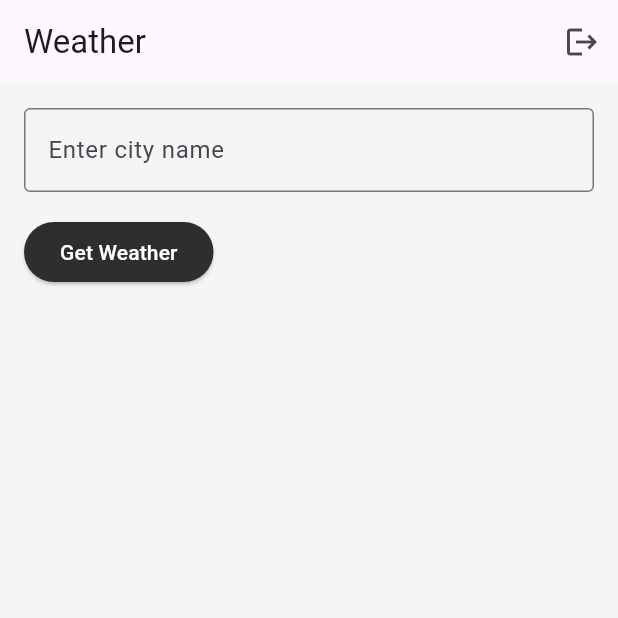
After one commit to Nidhis2608/Weather-App, a Flutter app: the screen it shows once a user with an empty profile is signed in, on a phone screen of 412 x 824 dp, the top half of it. The commit adds this screen. Run offline on Flutter 3.47's test engine with Material 3 defaults, Android fonts, the phone set to English and light mode, and no system bars; our stand-ins replace firebase_auth, firebase_core, flutter_animate, flutter_dotenv, shared_preferences; accounts and stored records are empty; network calls fail.

Commit message:
basic ui

```diff
--- /dev/null
+++ b/devtools_options.yaml
@@ -0,0 +1,3 @@
+description: This file stores settings for Dart & Flutter DevTools.
+documentation: https://docs.flutter.dev/tools/devtools/extensions#configure-extension-enablement-states
+extensions:
--- a/lib/features/auth/controllers/login_controller.dart
+++ b/lib/auth/auth_controller/login_controller.dart
@@ -2,7 +2,7 @@ import 'package:flutter/material.dart';
 import 'package:weather_app/core/services/auth_service.dart';
 import 'package:weather_app/core/utils/app_toast.dart';
 
-import '../../../core/env_config.dart';
+import '../../../../core/env_config.dart';
 
 class LoginController extends ChangeNotifier {
   final AuthService _authService = AuthService();
--- /dev/null
+++ b/lib/core/services/local_storage_service.dart
@@ -0,0 +1,15 @@
+import 'package:shared_preferences/shared_preferences.dart';
+
+class LocalStorageService {
+  static const _lastCityKey = 'last_city';
+
+  Future<void> saveLastCity(String city) async {
+    final prefs = await SharedPreferences.getInstance();
+    await prefs.setString(_lastCityKey, city);
+  }
+
+  Future<String?> getLastCity() async {
+    final prefs = await SharedPreferences.getInstance();
+    return prefs.getString(_lastCityKey);
+  }
+}
--- /dev/null
+++ b/lib/core/services/weather_service.dart
@@ -0,0 +1,35 @@
+import 'dart:convert';
+
+import 'package:flutter_dotenv/flutter_dotenv.dart';
+import 'package:http/http.dart' as http;
+
+import '../../weather/models/weather_model.dart';
+import '../env_config.dart';
+
+class WeatherService {
+  // Future<Map<String, dynamic>> getCurrentWeather(String city) async {
+  //   final url =
+  //       'https://api.openweathermap.org/data/2.5/weather?q=$city&appid=${EnvConfig.weatherApiKey}&units=metric';
+  //   final res = await http.get(Uri.parse(url));
+  //   if (res.statusCode != 200) {
+  //     throw Exception('Failed to fetch weather');
+  //   }
+  //   return json.decode(res.body);
+  // }
+
+  final String _baseUrl = 'https://api.openweathermap.org/data/2.5/weather';
+
+  Future<WeatherModel> fetchWeather(String city) async {
+    final apiKey = dotenv.env['WEATHER_API_KEY'];
+    final url = Uri.parse(
+      '$_baseUrl?q=$city&appid=${EnvConfig.weatherApiKey}&units=metric',
+    );
+    final response = await http.get(url);
+    if (response.statusCode == 200) {
+      final data = jsonDecode(response.body);
+      return WeatherModel.fromJson(data);
+    } else {
+      throw Exception('Failed to fetch weather');
+    }
+  }
+}
--- /dev/null
+++ b/lib/core/widgets/auth_gate.dart
@@ -0,0 +1,25 @@
+import 'package:firebase_auth/firebase_auth.dart';
+import 'package:flutter/material.dart';
+
+import '../../auth/auth_pages/login_page.dart';
+import '../../pages/home_page.dart';
+
+class AuthGate extends StatelessWidget {
+  const AuthGate({super.key});
+
+  @override
+  Widget build(BuildContext context) {
+    return StreamBuilder<User?>(
+      stream: FirebaseAuth.instance.authStateChanges(),
+      builder: (context, snapshot) {
+        if (snapshot.connectionState == ConnectionState.waiting) {
+          return Scaffold(body: Center(child: CircularProgressIndicator()));
+        }
+        if (snapshot.hasData) {
+          return HomePage();
+        }
+        return LoginPage();
+      },
+    );
+  }
+}
--- a/lib/main.dart
+++ b/lib/main.dart
@@ -2,19 +2,16 @@ import 'package:firebase_core/firebase_core.dart';
 import 'package:flutter/material.dart';
 import 'package:flutter_dotenv/flutter_dotenv.dart';
 
-import 'core/constants/app_texts.dart';
-import 'core/utils/app_toast.dart';
 import 'core/theme/app_theme.dart';
 import 'core/utils/app_scaffold_messenger.dart';
-import 'features/auth/pages/login_page.dart';
-import 'features/auth/pages/signup_page.dart';
+import 'core/widgets/splash_page.dart';
 import 'firebase_options.dart';
 
 Future<void> main() async {
   WidgetsFlutterBinding.ensureInitialized();
+  await dotenv.load(fileName: "assets/.env");
   await Firebase.initializeApp(options: DefaultFirebaseOptions.currentPlatform);
   runApp(const MyApp());
-  await dotenv.load(fileName: "assets/.env");
 }
 
 class MyApp extends StatelessWidget {
@@ -24,12 +21,12 @@ class MyApp extends StatelessWidget {
   Widget build(BuildContext context) {
     return MaterialApp(
       debugShowCheckedModeBanner: false,
-      title: 'Flutter Demo',
+      title: 'Weather App',
       theme: AppTheme.lightTheme,
       darkTheme: AppTheme.darkTheme,
       themeMode: ThemeMode.system,
       scaffoldMessengerKey: AppScaffoldMessenger.key,
-      home: LoginPage(),
+      home: SplashPage(),
     );
   }
 }
--- /dev/null
+++ b/lib/pages/home_page.dart
@@ -0,0 +1,185 @@
+import 'package:flutter/material.dart';
+import 'package:flutter_animate/flutter_animate.dart';
+import 'package:provider/provider.dart';
+
+import '../pages_controllers/home_controller.dart';
+
+class HomePage extends StatefulWidget {
+  const HomePage({super.key});
+
+  @override
+  State<HomePage> createState() => _HomePageState();
+}
+
+class _HomePageState extends State<HomePage> {
+  final cityController = TextEditingController();
+
+  @override
+  Widget build(BuildContext context) {
+    return ChangeNotifierProvider(
+      create: (_) {
+        final controller = HomeController();
+        controller.init();
+        return controller;
+      },
+      child: Consumer<HomeController>(
+        builder: (context, controller, _) {
+          return Scaffold(
+            appBar: AppBar(
+              title: Text('Weather'),
+              actions: [
+                IconButton(
+                  onPressed: () => controller.logout(context),
+                  icon: const Icon(Icons.logout),
+                ),
+              ],
+            ),
+            body: Padding(
+              padding: EdgeInsets.all(16),
+              child: Column(
+                crossAxisAlignment: CrossAxisAlignment.start,
+                children: [
+                  TextField(
+                    controller: cityController,
+                    decoration: InputDecoration(
+                      labelText: 'Enter city name',
+                      border: OutlineInputBorder(),
+                    ),
+                  ),
+                  SizedBox(height: 16),
+                  ElevatedButton(
+                    onPressed: controller.isLoading
+                        ? null
+                        : () {
+                            controller.fetchWeather(cityController.text.trim());
+                          },
+                    child: controller.isLoading
+                        ? SizedBox(
+                            height: 20,
+                            width: 20,
+                            child: CircularProgressIndicator(strokeWidth: 2),
+                          )
+                        : Text('Get Weather'),
+                  ),
+
+                  SizedBox(height: 24),
+
+                  if (controller.error != null)
+                    Text(
+                      controller.error!,
+                      style: TextStyle(color: Colors.red),
+                    ),
+
+                  if (controller.isLoading && controller.weather == null)
+                    Center(
+                      child: Padding(
+                        padding: EdgeInsets.all(24),
+                        child: CircularProgressIndicator(),
+                      ),
+                    ),
+
+                  if (controller.weather != null)
+                    _WeatherInfo(controller: controller),
+                ],
+              ),
+            ),
+          );
+        },
+      ),
+    );
+  }
+}
+
+class _WeatherInfo extends StatelessWidget {
+  final HomeController controller;
+
+  const _WeatherInfo({required this.controller});
+
+  @override
+  Widget build(BuildContext context) {
+    final weather = controller.weather!;
+    final theme = Theme.of(context);
+
+    return Card(
+          elevation: 2,
+          margin: EdgeInsets.only(top: 16),
+          shape: RoundedRectangleBorder(
+            borderRadius: BorderRadius.circular(12),
+          ),
+          child: Padding(
+            padding: EdgeInsets.all(16),
+            child: Column(
+              crossAxisAlignment: CrossAxisAlignment.start,
+              children: [
+                Row(
+                  mainAxisAlignment: MainAxisAlignment.spaceBetween,
+                  children: [
+                    Text(
+                      weather!.cityName,
+                      style: Theme.of(context).textTheme.headlineMedium,
+                    ),
+                    Image.network(
+                      'https://openweathermap.org/img/wn/${weather.icon}@2x.png',
+                      width: 48,
+                      height: 48,
+                    ),
+                    SizedBox(height: 8),
+                    Text(
+                      '${weather.temperature.toStringAsFixed(1)} °C',
+                      style: Theme.of(context).textTheme.headlineLarge
+                          ?.copyWith(fontWeight: FontWeight.bold),
+                    ),
+                    Text(
+                      weather.description,
+                      style: Theme.of(context).textTheme.titleMedium,
+                    ),
+
+                    Divider(height: 24),
+                    _WeatherDetail(
+                      label: 'Feels like',
+                      value: '${weather.feelsLike} °C',
+                    ),
+                    _WeatherDetail(
+                      label: 'Humidity',
+                      value: '${weather.humidity} %',
+                    ),
+                    _WeatherDetail(
+                      label: 'Pressure',
+                      value: '${weather.pressure} hPa',
+                    ),
+                    _WeatherDetail(
+                      label: 'Wind',
+                      value: '${weather.windSpeed} m/s',
+                    ),
+                  ],
+                ),
+              ],
+            ),
+          ),
+        )
+        .animate()
+        .fadeIn(duration: 400.ms)
+        .slideY(begin: 0.15, end: 0, curve: Curves.easeOutCubic);
+  }
+}
+
+class _WeatherDetail extends StatelessWidget {
+  final String label;
+  final String value;
+
+  const _WeatherDetail({super.key, required this.label, required this.value});
+
+  @override
+  Widget build(BuildContext context) {
+    return Padding(
+      padding: EdgeInsets.symmetric(vertical: 4),
+      child: Row(
+        mainAxisAlignment: MainAxisAlignment.spaceBetween,
+        children: [
+          Text(label),
+          Text(value, style: TextStyle(fontWeight: FontWeight.w600)),
+        ],
+      ),
+    );
+  }
+}
--- /dev/null
+++ b/lib/pages_controllers/home_controller.dart
@@ -0,0 +1,44 @@
+import 'package:flutter/material.dart';
+import 'package:weather_app/core/services/local_storage_service.dart';
+
+import '../../../core/services/auth_service.dart';
+import '../../../core/services/weather_service.dart';
+import '../../weather/models/weather_model.dart';
+
+class HomeController extends ChangeNotifier {
+  final AuthService _authService = AuthService();
+  final WeatherService _weatherService = WeatherService();
+  final LocalStorageService _localStorage = LocalStorageService();
+
+  WeatherModel? weather;
+  bool isLoading = false;
+  String? error;
+
+  Future<void> init() async {
+    final lastCity = await _localStorage.getLastCity();
+    if (lastCity != null && lastCity.isNotEmpty) {
+      await fetchWeather(lastCity);
+    }
+  }
+
+  Future<void> logout(BuildContext context) async {
+    await _authService.signOut();
+  }
+
+  Future<void> fetchWeather(String city) async {
+    try {
+      isLoading = true;
+      error = null;
+      notifyListeners();
+
+      weather = await _weatherService.fetchWeather(city);
+      await _localStorage.saveLastCity(city);
+      print('Saved city: $city');
+    } catch (e) {
+      error = e.toString();
+    } finally {
+      isLoading = false;
+      notifyListeners();
+    }
+  }
+}
--- /dev/null
+++ b/lib/weather/models/weather_model.dart
@@ -0,0 +1,42 @@
+class WeatherModel {
+  final String cityName;
+  final double temperature;
+  final double feelsLike;
+  final int humidity;
+  final int pressure;
+
+  final String condition;
+  final String description;
+  final String icon;
+
+  final double windSpeed;
+  final int windDegree;
+
+  WeatherModel({
+    required this.cityName,
+    required this.temperature,
+    required this.feelsLike,
+    required this.humidity,
+    required this.pressure,
+    required this.condition,
+    required this.description,
+    required this.icon,
+    required this.windSpeed,
+    required this.windDegree,
+  });
+
+  factory WeatherModel.fromJson(Map<String, dynamic> json) {
+    return WeatherModel(
+      cityName: json['name'],
+      temperature: (json['main']['temp'] as num).toDouble(),
+      feelsLike: (json['main']['feels_like'] as num).toDouble(),
+      humidity: json['main']['humidity'],
+      pressure: json['main']['pressure'],
+      condition: json['weather'][0]['main'],
+      description: json['weather'][0]['description'],
+      icon: json['weather'][0]['icon'],
+      windSpeed: (json['wind']['speed'] as num).toDouble(),
+      windDegree: json['wind']['deg'],
+    );
+  }
+}
--- a/pubspec.yaml
+++ b/pubspec.yaml
@@ -12,6 +12,9 @@ dependencies:
   flutter_dotenv: ^6.0.0
   firebase_core: ^4.3.0
   firebase_auth: ^6.1.3
+  http: ^1.6.0
+  shared_preferences: ^2.5.4
+  flutter_animate: ^4.5.2
 dev_dependencies:
   flutter_test:
     sdk: flutter
@@ -21,4 +24,4 @@ flutter:
 
   assets:
     - assets/.env
-  #   - images/a_dot_ham.jpeg
+    - assets/images/logo.png
```
Also changed, not shown: lib/auth/auth_pages/login_page.dart (renamed from lib/features/auth/pages/signup_page.dart, +28 -14 lines), lib/auth/auth_pages/signup_page.dart (renamed from lib/features/auth/pages/login_page.dart, +14 -28 lines), lib/core/widgets/splash_page.dart (added, +51 -0 lines), lib/home_text_page.dart (deleted, +0 -25 lines), assets/images/logo.png (added), lib/auth/auth_controller/signup_controller.dart (renamed from lib/features/auth/controllers/signup_controller.dart), pubspec.lock, 3 other files.
